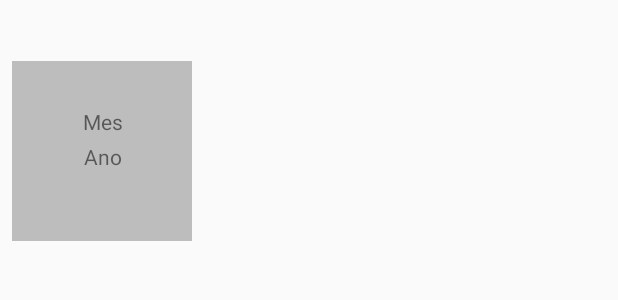
After one commit to foxraf3d/MyNorthApp, an Android app: the layout rowlayot_contas_pendentes.xml on its own in the app's theme, with its tools: preview values and no code run, on a phone screen of 412 x 824 dp. The commit adds this screen. Shown: the top 300 px of the screen. Run offline under Robolectric (Android 15) with nearby library versions, the phone set to English and light mode, and no system bars.

Commit message:
Entity Contas, Tabela Contas e adapter para Contas - 16/04/2019

```diff
--- a/app/src/main/java/Fragments/TipoDeContasFragment.java
+++ b/app/src/main/java/Fragments/TipoDeContasFragment.java
@@ -49,7 +49,7 @@ public class TipoDeContasFragment extends Fragment {
         // Inflate the layout for this fragment
         View view  = inflater.inflate(R.layout.fragment_tipo_de_contas, container, false);
 
-        rv = view.findViewById(R.id.rv);
+        rv = view.findViewById(R.id.rvTipoConta);
         rv.setLayoutManager(new LinearLayoutManager(getContext()));
 
         try {
--- a/app/src/main/res/layout/activity_principal.xml
+++ b/app/src/main/res/layout/activity_principal.xml
@@ -26,7 +26,4 @@
         android:layout_height="0dp"
         android:layout_weight="1" />
 
-
-
-
 </LinearLayout>
--- a/app/src/main/res/layout/fragment_tipo_de_contas.xml
+++ b/app/src/main/res/layout/fragment_tipo_de_contas.xml
@@ -7,6 +7,6 @@
     <android.support.v7.widget.RecyclerView
         android:layout_width="match_parent"
         android:layout_height="match_parent"
-        android:id="@+id/rv" />
+        android:id="@+id/rvTipoConta" />
 
 </FrameLayout>
--- /dev/null
+++ b/app/src/main/res/layout/rowlayot_contas_pendentes.xml
@@ -0,0 +1,61 @@
+<?xml version="1.0" encoding="utf-8"?>
+<LinearLayout xmlns:android="http://schemas.android.com/apk/res/android"
+    xmlns:app="http://schemas.android.com/apk/res-auto"
+    xmlns:tools="http://schemas.android.com/tools"
+    android:layout_width="match_parent"
+    android:layout_height="match_parent"
+    android:orientation="vertical"
+    android:padding="8dp">
+
+
+    <TextView
+        android:id="@+id/txtAno"
+        android:layout_width="match_parent"
+        android:layout_height="wrap_content"
+        android:textSize="18dp"
+        android:textAlignment="center"
+        android:padding="4dp"/>
+
+    <android.support.constraint.ConstraintLayout
+    android:layout_width="120dp"
+    android:layout_height="120dp"
+    android:background="@color/cardcolor">
+    <TextView
+        android:id="@+id/txtMESID"
+        android:layout_width="wrap_content"
+        android:layout_height="wrap_content"
+        android:layout_marginStart="8dp"
+        android:layout_marginLeft="8dp"
+        android:layout_marginTop="8dp"
+        android:layout_marginEnd="8dp"
+        android:layout_marginRight="8dp"
+        android:layout_marginBottom="8dp"
+        android:text="Mes"
+        android:textAlignment="center"
+        app:layout_constraintBottom_toBottomOf="parent"
+        app:layout_constraintEnd_toEndOf="parent"
+        app:layout_constraintHorizontal_bias="0.506"
+        app:layout_constraintStart_toStartOf="parent"
+        app:layout_constraintTop_toTopOf="parent"
+        app:layout_constraintVertical_bias="0.27" />
+
+    <TextView
+        android:id="@+id/txtAnoID"
+        android:layout_width="wrap_content"
+        android:layout_height="wrap_content"
+        android:layout_marginStart="8dp"
+        android:layout_marginLeft="8dp"
+        android:layout_marginTop="8dp"
+        android:layout_marginEnd="8dp"
+        android:layout_marginRight="8dp"
+        android:layout_marginBottom="8dp"
+        android:text="Ano"
+        app:layout_constraintBottom_toBottomOf="parent"
+        app:layout_constraintEnd_toEndOf="parent"
+        app:layout_constraintHorizontal_bias="0.511"
+        app:layout_constraintStart_toStartOf="parent"
+        app:layout_constraintTop_toTopOf="parent"
+        app:layout_constraintVertical_bias="0.541" />
+</android.support.constraint.ConstraintLayout>
+
+</LinearLayout>
```
Also changed, not shown: app/src/main/java/Adapter/ContasPendentesAdapter.java (added, +37 -0 lines), app/src/main/java/DAL/CriaBanco.java (+24 -13 lines), app/src/main/java/Entities/ContasEntity.java (+15 -1 lines), app/src/main/java/Fragments/ContasPendentesFragment.java (+10 -0 lines), app/src/main/res/layout/fragment_contas_pendentes.xml (+6 -5 lines).
